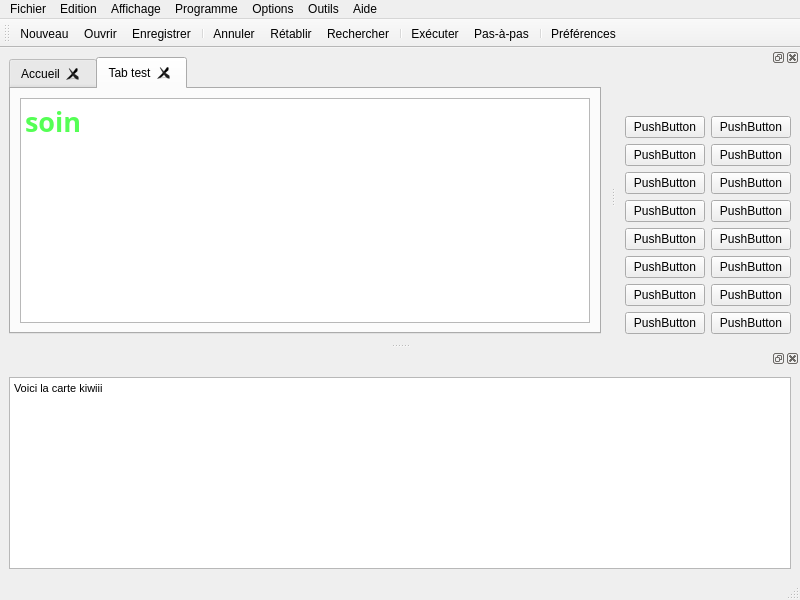
Before: the Qt Designer form src/ui_mainwindow.ui in TuringApp/Turing, drawn with Qt 5.
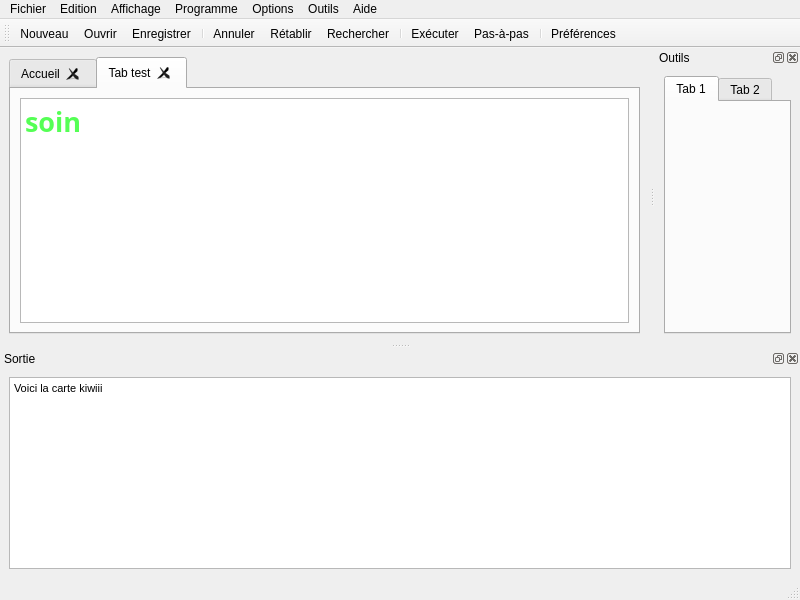
After: the same form once the commit is applied. Icons and pictures are not drawn.

The edit to the form file:
```diff
--- a/src/ui_mainwindow.ui
+++ b/src/ui_mainwindow.ui
@@ -22,7 +22,7 @@
    <bool>true</bool>
   </property>
   <widget class="QWidget" name="centralwidget">
-   <layout class="QVBoxLayout" name="verticalLayout_2">
+   <layout class="QHBoxLayout" name="horizontalLayout_2">
     <item>
      <widget class="QTabWidget" name="tabWidget">
       <property name="acceptDrops">
@@ -223,144 +223,38 @@
    <addaction name="actionSettings"/>
   </widget>
   <widget class="QDockWidget" name="dock_settings">
+   <property name="windowTitle">
+    <string>Outils</string>
+   </property>
    <attribute name="dockWidgetArea">
     <number>2</number>
    </attribute>
    <widget class="QWidget" name="dockWidgetContents_3">
-    <layout class="QHBoxLayout" name="horizontalLayout_3">
+    <layout class="QVBoxLayout" name="verticalLayout_2">
      <item>
-      <layout class="QFormLayout" name="formLayout_2">
-       <item row="1" column="0">
-        <widget class="QPushButton" name="pushButton">
-         <property name="text">
-          <string>PushButton</string>
-         </property>
-        </widget>
-       </item>
-       <item row="1" column="1">
-        <widget class="QPushButton" name="pushButton_2">
-         <property name="text">
-          <string>PushButton</string>
-         </property>
-        </widget>
-       </item>
-       <item row="2" column="0">
-        <widget class="QPushButton" name="pushButton_3">
-         <property name="text">
-          <string>PushButton</string>
-         </property>
-        </widget>
-       </item>
-       <item row="2" column="1">
-        <widget class="QPushButton" name="pushButton_6">
-         <property name="text">
-          <string>PushButton</string>
-         </property>
-        </widget>
-       </item>
-       <item row="3" column="0">
-        <widget class="QPushButton" name="pushButton_4">
-         <property name="text">
-          <string>PushButton</string>
-         </property>
-        </widget>
-       </item>
-       <item row="3" column="1">
-        <widget class="QPushButton" name="pushButton_5">
-         <property name="text">
-          <string>PushButton</string>
-         </property>
-        </widget>
-       </item>
-       <item row="4" column="0">
-        <widget class="QPushButton" name="pushButton_7">
-         <property name="text">
-          <string>PushButton</string>
-         </property>
-        </widget>
-       </item>
-       <item row="4" column="1">
-        <widget class="QPushButton" name="pushButton_8">
-         <property name="text">
-          <string>PushButton</string>
-         </property>
-        </widget>
-       </item>
-       <item row="5" column="0">
-        <widget class="QPushButton" name="pushButton_10">
-         <property name="text">
-          <string>PushButton</string>
-         </property>
-        </widget>
-       </item>
-       <item row="5" column="1">
-        <widget class="QPushButton" name="pushButton_9">
-         <property name="text">
-          <string>PushButton</string>
-         </property>
-        </widget>
-       </item>
-       <item row="6" column="0">
-        <widget class="QPushButton" name="pushButton_12">
-         <property name="text">
-          <string>PushButton</string>
-         </property>
-        </widget>
-       </item>
-       <item row="6" column="1">
-        <widget class="QPushButton" name="pushButton_11">
-         <property name="text">
-          <string>PushButton</string>
-         </property>
-        </widget>
-       </item>
-       <item row="7" column="0">
-        <widget class="QPushButton" name="pushButton_13">
-         <property name="text">
-          <string>PushButton</string>
-         </property>
-        </widget>
-       </item>
-       <item row="7" column="1">
-        <widget class="QPushButton" name="pushButton_14">
-         <property name="text">
-          <string>PushButton</string>
-         </property>
-        </widget>
-       </item>
-       <item row="8" column="0">
-        <widget class="QPushButton" name="pushButton_15">
-         <property name="text">
-          <string>PushButton</string>
-         </property>
-        </widget>
-       </item>
-       <item row="8" column="1">
-        <widget class="QPushButton" name="pushButton_16">
-         <property name="text">
-          <string>PushButton</string>
-         </property>
-        </widget>
-       </item>
-       <item row="0" column="1">
-        <spacer name="verticalSpacer">
-         <property name="orientation">
-          <enum>Qt::Vertical</enum>
-         </property>
-         <property name="sizeHint" stdset="0">
-          <size>
-           <width>20</width>
-           <height>40</height>
-          </size>
-         </property>
-        </spacer>
-       </item>
-      </layout>
+      <widget class="QTabWidget" name="tabWidget_2">
+       <property name="currentIndex">
+        <number>0</number>
+       </property>
+       <widget class="QWidget" name="tab">
+        <attribute name="title">
+         <string>Tab 1</string>
+        </attribute>
+       </widget>
+       <widget class="QWidget" name="tab_2">
+        <attribute name="title">
+         <string>Tab 2</string>
+        </attribute>
+       </widget>
+      </widget>
      </item>
     </layout>
    </widget>
   </widget>
   <widget class="QDockWidget" name="dock_output">
+   <property name="windowTitle">
+    <string>Sortie</string>
+   </property>
    <attribute name="dockWidgetArea">
     <number>8</number>
    </attribute>
```
